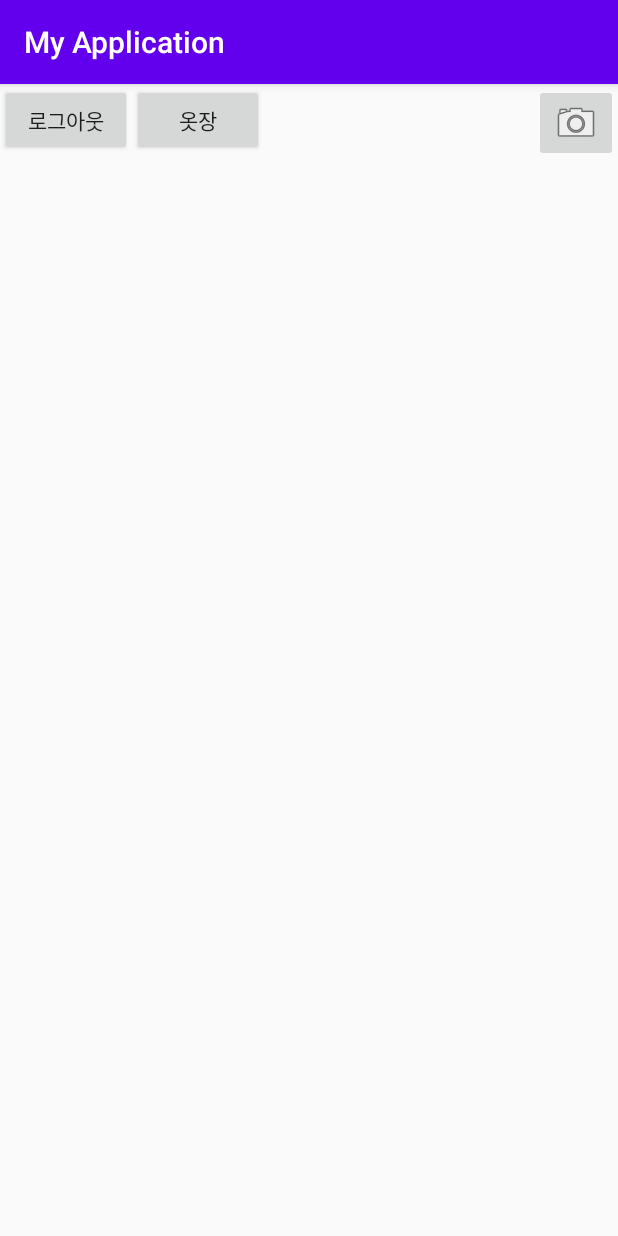
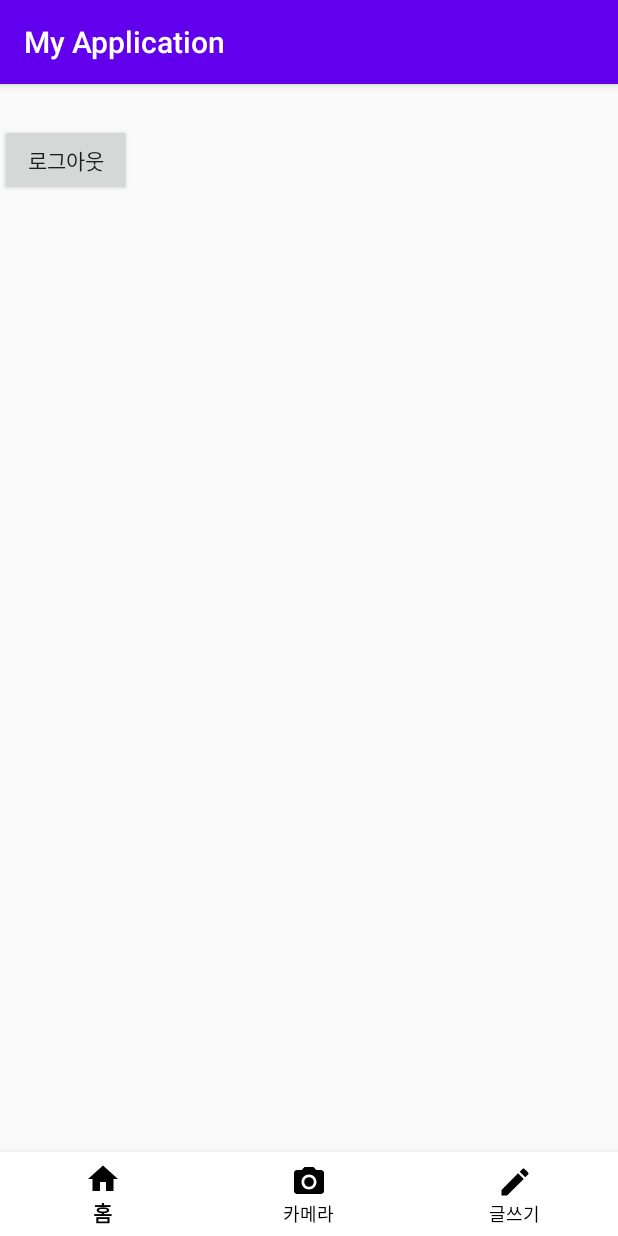
Before and after one commit to SWcapstone-2020/ClothesC, an Android app: the screen it shows after launch once a user with an empty profile is signed in (MainActivity), on a phone screen of 412 x 824 dp. Run offline under Robolectric (Android 15) with nearby library versions, the phone set to English and light mode, and no system bars; our stand-ins replace Firebase (no records; nobody signed in at launch, a user with empty details on screens opened directly).

Commit message:
하단바 구현 + 각각 화면 분리

```diff
--- a/clothesC/app/build.gradle
+++ b/clothesC/app/build.gradle
@@ -33,6 +33,7 @@ dependencies {
     implementation 'androidx.drawerlayout:drawerlayout:1.0.0'
     implementation 'com.android.support:appcompat-v7:29.0.3'
     implementation 'gun0912.ted:tedpermission:2.0.0'
+    implementation 'com.google.android.material:material:1.0.0'
     androidTestImplementation 'com.android.support.test:runner:1.0.2'
     androidTestImplementation 'com.android.support.test.espresso:espresso-core:3.0.2'
     implementation 'com.google.firebase:firebase-firestore:21.2.1'
--- /dev/null
+++ b/clothesC/app/src/main/java/com/example/myapplication/Frag1.java
@@ -0,0 +1,22 @@
+package com.example.myapplication;
+
+import android.os.Bundle;
+import android.view.LayoutInflater;
+import android.view.View;
+import android.view.ViewGroup;
+
+import androidx.annotation.NonNull;
+import androidx.annotation.Nullable;
+import androidx.fragment.app.Fragment;
+
+public class Frag1 extends Fragment {
+    private View view;
+
+
+    @Nullable
+    @Override
+    public View onCreateView(@NonNull LayoutInflater inflater, @Nullable ViewGroup container, @Nullable Bundle savedInstanceState) {
+        view = inflater.inflate(R.layout.activity_logoutbt,container,false);
+        return view;
+    }
+}
--- /dev/null
+++ b/clothesC/app/src/main/java/com/example/myapplication/Frag2.java
@@ -0,0 +1,22 @@
+package com.example.myapplication;
+
+import android.os.Bundle;
+import android.view.LayoutInflater;
+import android.view.View;
+import android.view.ViewGroup;
+
+import androidx.annotation.NonNull;
+import androidx.annotation.Nullable;
+import androidx.fragment.app.Fragment;
+
+public class Frag2 extends Fragment {
+    private View view;
+
+
+    @Nullable
+    @Override
+    public View onCreateView(@NonNull LayoutInflater inflater, @Nullable ViewGroup container, @Nullable Bundle savedInstanceState) {
+        view = inflater.inflate(R.layout.activity_camerabt,container,false);
+        return view;
+    }
+}
--- /dev/null
+++ b/clothesC/app/src/main/java/com/example/myapplication/Frag3.java
@@ -0,0 +1,22 @@
+package com.example.myapplication;
+
+import android.os.Bundle;
+import android.view.LayoutInflater;
+import android.view.View;
+import android.view.ViewGroup;
+
+import androidx.annotation.NonNull;
+import androidx.annotation.Nullable;
+import androidx.fragment.app.Fragment;
+
+public class Frag3 extends Fragment {
+    private View view;
+
+
+    @Nullable
+    @Override
+    public View onCreateView(@NonNull LayoutInflater inflater, @Nullable ViewGroup container, @Nullable Bundle savedInstanceState) {
+        view = inflater.inflate(R.layout.activity_clothesbt,container,false);
+        return view;
+    }
+}
--- a/clothesC/app/src/main/java/com/example/myapplication/MainActivity.java
+++ b/clothesC/app/src/main/java/com/example/myapplication/MainActivity.java
@@ -1,18 +1,30 @@
 package com.example.myapplication;
 
+import androidx.annotation.NonNull;
 import androidx.appcompat.app.AppCompatActivity;
+import androidx.fragment.app.FragmentManager;
+import androidx.fragment.app.FragmentTransaction;
 
 import android.content.Intent;
 import android.net.Uri;
 import android.os.Bundle;
+import android.view.MenuItem;
 import android.view.View;
 import android.widget.Button;
 
+import com.google.android.material.bottomnavigation.BottomNavigationView;
 import com.google.firebase.auth.FirebaseAuth;
 import com.google.firebase.auth.FirebaseUser;
 import com.google.firebase.auth.UserInfo;
 
 public class MainActivity extends AppCompatActivity {
+
+    private BottomNavigationView bottomNavigationView; //바텀 네비게이션 뷰
+    private FragmentManager fm;
+    private FragmentTransaction ft;
+    private Frag1 activity_longoutbt;
+    private Frag2 activity_camerabt;
+    private Frag3 activity_clothesbt;
 
     @Override
     protected void onCreate(Bundle savedInstanceState) {
@@ -24,12 +36,40 @@ public class MainActivity extends AppCompatActivity {
             startActivity(LoginActivity.class);
         } //로그인이 되어있지 않으면 activity_main.xml을 실행하지 않고 startLoginActivity.java 실행하여 로그인 화면으로 넘어감
 
-
+        /*
         findViewById(R.id.logoutButton).setOnClickListener(onClickListener);
         findViewById(R.id.cameraButton).setOnClickListener(onClickListener);
         findViewById(R.id.clothesPageButton).setOnClickListener(onClickListener);
+        */
+
+        //하단뷰 함수
+        bottomNavigationView = findViewById(R.id.bottomNavi);
+        bottomNavigationView.setOnNavigationItemSelectedListener(new BottomNavigationView.OnNavigationItemSelectedListener() {
+            @Override
+            public boolean onNavigationItemSelected(@NonNull MenuItem menuItem) {
+                switch(menuItem.getItemId()){
+                    case R.id.action_home:
+                        setFrag(0);
+                        break;
+                    case R.id.action_camera:
+                        setFrag(1);
+                        break;
+                    case R.id.action_create:
+                        setFrag(2);
+                        break;
+                }
+                return true;
+            }
+        });
+
+        activity_longoutbt = new Frag1();
+        activity_camerabt = new Frag2();
+        activity_clothesbt = new Frag3();
+        setFrag(0); //첫 프래그먼트 화면을 무엇으로 지정해줄 것인지 선택.
     }
 
+
+    /*
     View.OnClickListener onClickListener=new View.OnClickListener() {
         @Override
         public void onClick(View v) {
@@ -48,6 +88,7 @@ public class MainActivity extends AppCompatActivity {
             }
         }
     };
+    */
     private void startActivity(Class c){
         Intent intent=new Intent(this,c);
         startActivity(intent);
@@ -62,4 +103,25 @@ public class MainActivity extends AppCompatActivity {
         Intent intent=new Intent(this,ClothesItemPageActivity.class);
         startActivity(intent);
     }
+
+    //프래그먼트가 교체가 일어나는 실행문(하단뷰)
+    private void setFrag(int n){
+        fm = getSupportFragmentManager();
+        ft = fm.beginTransaction(); //실질적인 프레그먼트 교체
+        switch (n){
+            case 0:
+                ft.replace(R.id.main_frame, activity_longoutbt);
+                ft.commit();
+                break;
+            case 1:
+                ft.replace(R.id.main_frame,activity_camerabt);
+                ft.commit();
+                break;
+            case 2:
+                ft.replace(R.id.main_frame,activity_clothesbt);
+                ft.commit();
+                break;
+
+        }
+    }
 }
--- /dev/null
+++ b/clothesC/app/src/main/res/drawable/ic_camera_alt_black_24dp.xml
@@ -0,0 +1,12 @@
+<vector xmlns:android="http://schemas.android.com/apk/res/android"
+        android:width="24dp"
+        android:height="24dp"
+        android:viewportWidth="24.0"
+        android:viewportHeight="24.0">
+    <path
+        android:fillColor="#FF000000"
+        android:pathData="M12,12m-3.2,0a3.2,3.2 0,1 1,6.4 0a3.2,3.2 0,1 1,-6.4 0"/>
+    <path
+        android:fillColor="#FF000000"
+        android:pathData="M9,2L7.17,4L4,4c-1.1,0 -2,0.9 -2,2v12c0,1.1 0.9,2 2,2h16c1.1,0 2,-0.9 2,-2L22,6c0,-1.1 -0.9,-2 -2,-2h-3.17L15,2L9,2zM12,17c-2.76,0 -5,-2.24 -5,-5s2.24,-5 5,-5 5,2.24 5,5 -2.24,5 -5,5z"/>
+</vector>
--- /dev/null
+++ b/clothesC/app/src/main/res/drawable/ic_create_black_24dp.xml
@@ -0,0 +1,9 @@
+<vector xmlns:android="http://schemas.android.com/apk/res/android"
+        android:width="24dp"
+        android:height="24dp"
+        android:viewportWidth="24.0"
+        android:viewportHeight="24.0">
+    <path
+        android:fillColor="#FF000000"
+        android:pathData="M3,17.25V21h3.75L17.81,9.94l-3.75,-3.75L3,17.25zM20.71,7.04c0.39,-0.39 0.39,-1.02 0,-1.41l-2.34,-2.34c-0.39,-0.39 -1.02,-0.39 -1.41,0l-1.83,1.83 3.75,3.75 1.83,-1.83z"/>
+</vector>
--- /dev/null
+++ b/clothesC/app/src/main/res/drawable/ic_home_black_24dp.xml
@@ -0,0 +1,9 @@
+<vector xmlns:android="http://schemas.android.com/apk/res/android"
+        android:width="24dp"
+        android:height="24dp"
+        android:viewportWidth="24.0"
+        android:viewportHeight="24.0">
+    <path
+        android:fillColor="#FF000000"
+        android:pathData="M10,20v-6h4v6h5v-8h3L12,3 2,12h3v8z"/>
+</vector>
--- /dev/null
+++ b/clothesC/app/src/main/res/layout/activity_logoutbt.xml
@@ -0,0 +1,11 @@
+<?xml version="1.0" encoding="utf-8"?>
+<LinearLayout
+    xmlns:android="http://schemas.android.com/apk/res/android" android:layout_width="match_parent"
+    android:layout_height="match_parent">
+
+    <Button
+        android:id="@+id/logoutButton"
+        android:layout_width="wrap_content"
+        android:layout_height="wrap_content"
+        android:text="로그아웃" />
+</LinearLayout>
--- a/clothesC/app/src/main/res/layout/activity_main.xml
+++ b/clothesC/app/src/main/res/layout/activity_main.xml
@@ -1,40 +1,32 @@
 <?xml version="1.0" encoding="utf-8"?>
-<RelativeLayout xmlns:android="http://schemas.android.com/apk/res/android"
+<androidx.constraintlayout.widget.ConstraintLayout xmlns:android="http://schemas.android.com/apk/res/android"
     xmlns:app="http://schemas.android.com/apk/res-auto"
     xmlns:tools="http://schemas.android.com/tools"
     android:layout_width="match_parent"
     android:layout_height="match_parent"
     tools:context=".MainActivity">
 
-    <LinearLayout
+    <com.google.android.material.bottomnavigation.BottomNavigationView
+        android:id="@+id/bottomNavi"
         android:layout_width="match_parent"
-        android:layout_height="match_parent"
-        android:orientation="horizontal">
+        android:layout_height="wrap_content"
+        app:itemTextColor="#000000"
+        app:itemIconTint="#000000"
+        app:backgroundTint="#FFFFFF"
+        app:layout_constraintBottom_toBottomOf="parent"
+        app:menu="@menu/bottom_menu"
+        tools:layout_editor_absoluteX="8dp"
+        tools:layout_editor_absoluteY="383dp" />
 
-        <Button
-            android:id="@+id/logoutButton"
-            android:layout_width="wrap_content"
-            android:layout_height="wrap_content"
-            android:text="로그아웃" />
-        <Button
-            android:id="@+id/clothesPageButton"
-            android:layout_width="wrap_content"
-            android:layout_height="wrap_content"
-            android:text="옷장" />
+    <FrameLayout
+        android:id="@+id/main_frame"
+        android:layout_width="match_parent"
+        android:layout_height="659dp"
+        app:layout_constraintBottom_toTopOf="@+id/bottomNavi"
+        app:layout_constraintEnd_toEndOf="parent"
+        app:layout_constraintStart_toStartOf="parent"
+        app:layout_constraintTop_toTopOf="parent">
 
-        <View
-            android:layout_width="0dp"
-            android:layout_height="0dp"
-            android:layout_weight="1"
-            />
+    </FrameLayout>
 
-        <ImageButton
-            android:id="@+id/cameraButton"
-            android:layout_width="wrap_content"
-            android:layout_height="wrap_content"
-            android:layout_gravity="right|top"
-            app:srcCompat="@android:drawable/ic_menu_camera" />
-
-    </LinearLayout>
-
-</RelativeLayout>
+</androidx.constraintlayout.widget.ConstraintLayout>
--- /dev/null
+++ b/clothesC/app/src/main/res/menu/bottom_menu.xml
@@ -0,0 +1,20 @@
+<?xml version="1.0" encoding="utf-8"?>
+<menu xmlns:android="http://schemas.android.com/apk/res/android">
+    <item
+        android:id="@+id/action_home"
+        android:enabled="true"
+        android:icon="@drawable/ic_home_black_24dp"
+        android:title="홈"/>
+
+    <item
+        android:id="@+id/action_camera"
+        android:enabled="true"
+        android:icon="@drawable/ic_camera_alt_black_24dp"
+        android:title="카메라"/>
+
+    <item
+        android:id="@+id/action_create"
+        android:enabled="true"
+        android:icon="@drawable/ic_create_black_24dp"
+        android:title="글쓰기"/>
+</menu>
```
Also changed, not shown: clothesC/app/src/main/res/drawable/ic_favorite_black_24dp.xml (added, +9 -0 lines), clothesC/app/src/main/res/drawable/ic_person_black_24dp.xml (added, +9 -0 lines), clothesC/app/src/main/res/layout/activity_camerabt.xml (added, +11 -0 lines), clothesC/app/src/main/res/layout/activity_clothesbt.xml (added, +11 -0 lines).
